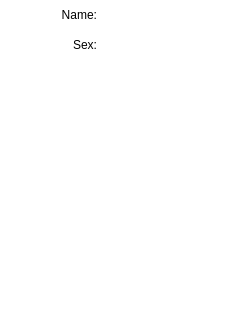
Before: the Qt Designer form haina/codes/beluga/client/moblie/BelugaApp/belugadetail.ui in north0808/haina, drawn with Qt 5.
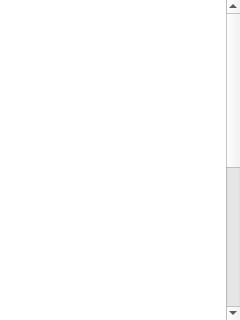
After: the same form once the commit is applied.

```diff
--- a/haina/codes/beluga/client/moblie/BelugaApp/belugadetail.ui
+++ b/haina/codes/beluga/client/moblie/BelugaApp/belugadetail.ui
@@ -31,6 +31,9 @@
    <property name="lineWidth">
     <number>0</number>
    </property>
+   <property name="midLineWidth">
+    <number>0</number>
+   </property>
    <property name="horizontalScrollBarPolicy">
     <enum>Qt::ScrollBarAlwaysOff</enum>
    </property>
@@ -38,7 +41,13 @@
     <bool>false</bool>
    </property>
    <property name="gridStyle">
-    <enum>Qt::NoPen</enum>
+    <enum>Qt::SolidLine</enum>
+   </property>
+   <property name="cornerButtonEnabled">
+    <bool>false</bool>
+   </property>
+   <property name="rowCount">
+    <number>19</number>
    </property>
    <property name="columnCount">
     <number>2</number>
@@ -46,54 +55,36 @@
    <attribute name="horizontalHeaderVisible">
     <bool>false</bool>
    </attribute>
-   <attribute name="verticalHeaderVisible">
+   <attribute name="horizontalHeaderDefaultSectionSize">
+    <number>100</number>
+   </attribute>
+   <attribute name="horizontalHeaderHighlightSections">
     <bool>false</bool>
    </attribute>
    <attribute name="verticalHeaderVisible">
     <bool>false</bool>
    </attribute>
-   <attribute name="horizontalHeaderVisible">
-    <bool>false</bool>
-   </attribute>
-   <row>
-    <property name="text">
-     <string>Name:</string>
-    </property>
-    <property name="textAlignment">
-     <set>AlignRight|AlignVCenter</set>
-    </property>
-   </row>
-   <row>
-    <property name="text">
-     <string>Sex:</string>
-    </property>
-    <property name="textAlignment">
-     <set>AlignRight|AlignVCenter</set>
-    </property>
-   </row>
+   <row/>
+   <row/>
+   <row/>
+   <row/>
+   <row/>
+   <row/>
+   <row/>
+   <row/>
+   <row/>
+   <row/>
+   <row/>
+   <row/>
+   <row/>
+   <row/>
+   <row/>
+   <row/>
+   <row/>
+   <row/>
+   <row/>
    <column/>
    <column/>
-   <item row="0" column="0">
-    <property name="text">
-     <string>Name:</string>
-    </property>
-    <property name="textAlignment">
-     <set>AlignRight|AlignVCenter</set>
-    </property>
-   </item>
-   <item row="0" column="1">
-    <property name="text">
-     <string/>
-    </property>
-   </item>
-   <item row="1" column="0">
-    <property name="text">
-     <string>Sex:</string>
-    </property>
-    <property name="textAlignment">
-     <set>AlignRight|AlignVCenter</set>
-    </property>
-   </item>
   </widget>
  </widget>
  <resources/>
```
